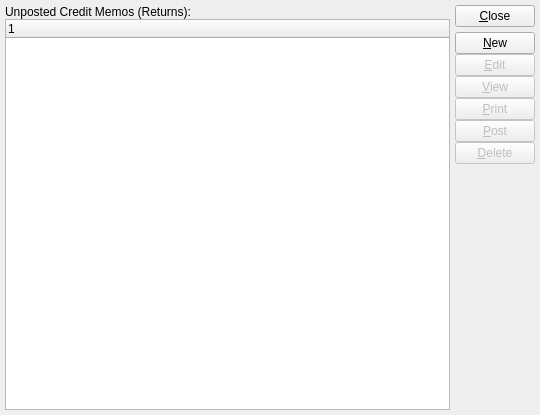
Qt form guiclient/unpostedCreditMemos.ui (Pegasus-RPG/xtuple-client) before a commit.
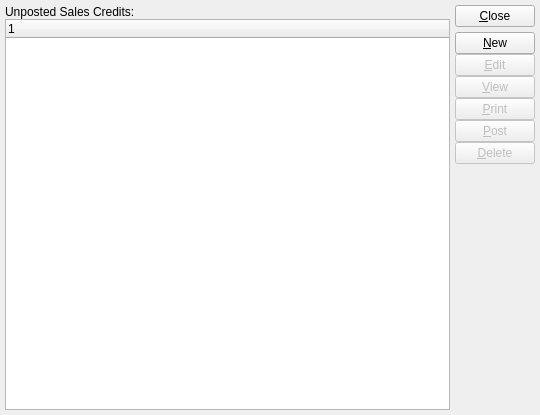
The same form after that commit. Custom widgets are drawn as their Qt base class.

Commit message: Issue #26802: Rename Credit Memo/Return to Sales Credit consistently

The edit to the form file:
```diff
--- a/guiclient/unpostedCreditMemos.ui
+++ b/guiclient/unpostedCreditMemos.ui
@@ -32,7 +32,7 @@
      <item>
       <widget class="QLabel" name="_unpostedCreditMemosList">
        <property name="text">
-        <string>Unposted Credit Memos (Returns):</string>
+        <string>Unposted Sales Credits:</string>
        </property>
       </widget>
      </item>
```
Left out of the diff: 2 changed lines with no effect on the pictures. The commit also changes 30 other files.
